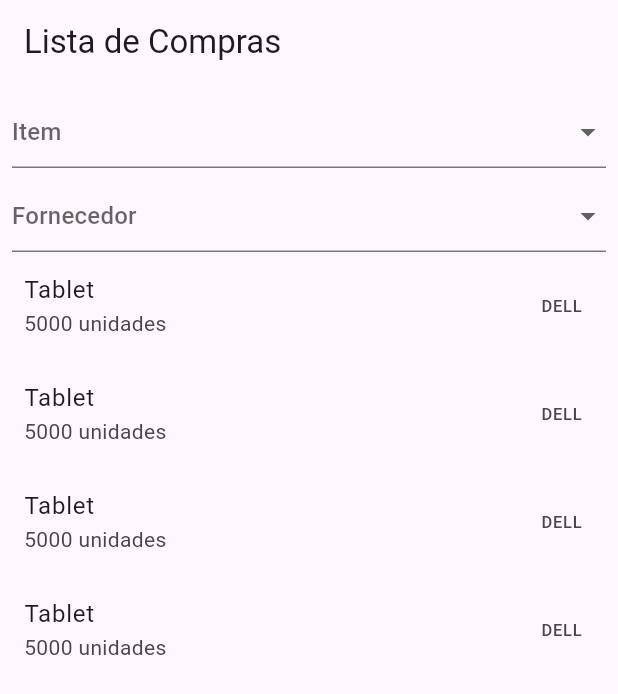
After one commit to Marcelosaadi/flutter_gurizada, a Flutter app: the screen it shows after launch, on a phone screen of 412 x 824 dp. The commit adds this screen. Shown: the top 694 px of the screen. Run offline on Flutter 3.47's test engine with Material 3 defaults, Android fonts, the phone set to English and light mode, and no system bars.

Commit message:
lista_compras feito

```diff
--- /dev/null
+++ b/sed/lib/lista_compras/componentes/item.dart
@@ -0,0 +1,23 @@
+import 'package:flutter/material.dart';
+
+class Item extends StatelessWidget {
+  final String nome_item;
+  final int quantidade;
+  final String fornecedor;
+
+  const Item({
+    Key? key,
+    required this.nome_item,
+    required this.quantidade,
+    required this.fornecedor,
+  }) : super(key: key);
+
+  @override
+  Widget build(BuildContext context) {
+    return ListTile(
+      title: Text(nome_item),
+      subtitle: Text('$quantidade unidades'),
+      trailing: Text(fornecedor),
+    );
+  }
+}
--- /dev/null
+++ b/sed/lib/lista_compras/lista_compras.dart
@@ -0,0 +1,56 @@
+import 'package:flutter/material.dart';
+import 'package:sed/lista_compras/componentes/item.dart'; // Atualize com o caminho correto
+
+class lista_compras extends StatelessWidget {
+  @override
+  Widget build(BuildContext context) {
+    return Scaffold(
+      appBar: AppBar(
+        title: Text('Lista de Compras'),
+      ),
+      body: Column(
+        children: [
+          Padding(
+            padding: const EdgeInsets.all(8.0),
+            child: DropdownButtonFormField<String>(
+              hint: Text('Item'),
+              items: <String>['Tablet', 'Notebook', 'Desktop'].map((String value) {
+                return DropdownMenuItem<String>(
+                  value: value,
+                  child: Text(value),
+                );
+              }).toList(),
+              onChanged: (_) {},
+            ),
+          ),
+          Padding(
+            padding: const EdgeInsets.symmetric(horizontal: 8.0),
+            child: DropdownButtonFormField<String>(
+              hint: Text('Fornecedor'),
+              items: <String>['DELL', 'HP', 'ACER'].map((String value) {
+                return DropdownMenuItem<String>(
+                  value: value,
+                  child: Text(value),
+                );
+              }).toList(),
+              onChanged: (_) {},
+            ),
+          ),
+          Expanded(
+            child: ListView.builder(
+              itemCount: 4, // Substitua com a quantidade de itens
+              itemBuilder: (context, index) {
+                // Os dados podem vir de uma lista ou de um serviço/função
+                return Item(
+                  nome_item: 'Tablet',
+                  quantidade: 5000,
+                  fornecedor: 'DELL',
+                );
+              },
+            ),
+          ),
+        ],
+      ),
+    );
+  }
+}
--- a/sed/lib/main.dart
+++ b/sed/lib/main.dart
@@ -2,6 +2,7 @@ import 'package:flutter/material.dart';
 import 'login/login.dart'; // Importe a sua nova página
 import 'listagem/listagem.dart'; // Importe a sua nova página
 import 'listagem_escolas/listagem_escolas.dart';
+import 'lista_compras/lista_compras.dart';
 void main() {
   runApp(MyApp());
 }
@@ -14,7 +15,7 @@ class MyApp extends StatelessWidget {
       theme: ThemeData(
         primarySwatch: Colors.blue,
       ),
-      home: lista_escolas(), // Use sua nova página aqui
+      home: lista_compras(), // Use sua nova página aqui
     );
   }
 }
```
